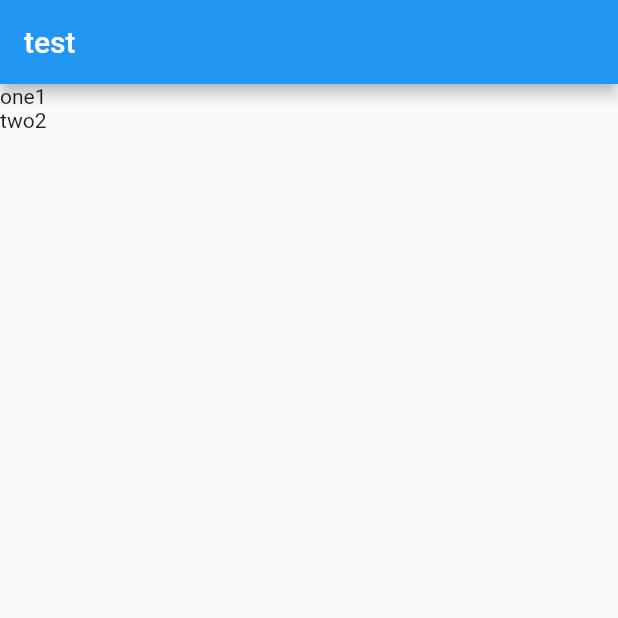
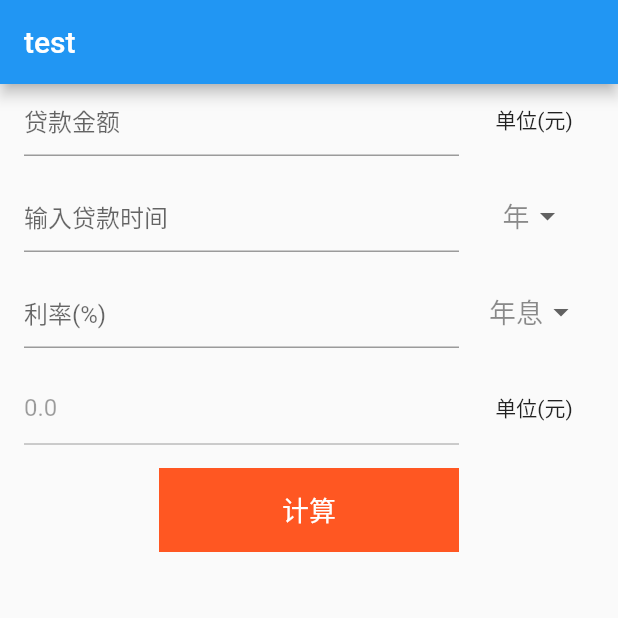
Before and after one commit to WTree/LoanCalculate, a Flutter app: the screen it shows after launch, on a phone screen of 412 x 824 dp, the top half of it. Run offline on Flutter 3.47's test engine with Material 2 defaults, Android fonts, the phone set to English and light mode, and no system bars; our stand-ins replace fluttertoast.

Commit message:
完成页面布局

```diff
--- /dev/null
+++ b/lib/utils/ToastUtils.dart
@@ -0,0 +1,14 @@
+import 'package:flutter/material.dart';
+import 'package:fluttertoast/fluttertoast.dart';
+
+showTaost(msg){
+  Fluttertoast.showToast(
+      msg: msg,
+      toastLength: Toast.LENGTH_SHORT,
+      gravity: ToastGravity.CENTER,
+      timeInSecForIos: 1,
+      backgroundColor: Colors.red,
+      textColor: Colors.white,
+      fontSize: 16.0
+  );
+}
--- /dev/null
+++ b/lib/view/date_drop_down.dart
@@ -0,0 +1,54 @@
+import 'package:flutter/material.dart';
+
+class DateDropDown extends StatefulWidget {
+  _DateDropDownState createState() => _DateDropDownState();
+}
+
+class _DateDropDownState extends State<DateDropDown> {
+  List<String> spinnerItems = ["年", "月", "日"];
+
+  String dropDownValue;
+
+  @override
+  void initState() {
+    super.initState();
+    dropDownValue = spinnerItems[0];
+  }
+
+  @override
+  Widget build(BuildContext context) {
+    // TODO: implement build
+
+    return Center(
+
+      child: Column(
+        children: <Widget>[
+          DropdownButton<String>(
+            value: dropDownValue,
+            icon: Icon(Icons.arrow_drop_down),
+            iconSize: 24,
+            elevation: 16,
+            style: TextStyle(color: Colors.black45, fontSize: 18),
+            underline: Container(
+              height: 0,
+            ),
+            onChanged: (String data) {
+              setState(() {
+                dropDownValue = data;
+              });
+            },
+            items: spinnerItems.map<DropdownMenuItem<String>>((String value) {
+              return DropdownMenuItem<String>(
+
+                  value: value, child: Text(value),
+
+              );
+
+            }).toList(),
+          ),
+        ],
+      ),
+    );
+
+  }
+}
--- a/lib/view/loan_page.dart
+++ b/lib/view/loan_page.dart
@@ -1,4 +1,7 @@
 import 'package:flutter/material.dart';
+import 'package:flutter/services.dart';
+import 'package:loan_calc/view/date_drop_down.dart';
+import 'package:loan_calc/view/rate_drop_down.dart';
 
 class LoanActivity extends StatelessWidget {
   @override
@@ -23,7 +26,19 @@ class MyLoadPage extends StatefulWidget {
   _MyLoadPageState createState() => _MyLoadPageState();
 }
 
+/*
+
+
+
+ */
+
 class _MyLoadPageState extends State<MyLoadPage> {
+  final TextEditingController _money_controller = new TextEditingController();
+  final TextEditingController _time_controller = new TextEditingController();
+  final TextEditingController _rate_controller = new TextEditingController();
+  bool isCanInputRateMomey = false;
+  double rateMoney = 0;
+
   @override
   Widget build(BuildContext context) {
     // TODO: implement build
@@ -33,23 +48,118 @@ class _MyLoadPageState extends State<MyLoadPage> {
         // the App.build method, and use it to set our appbar title.
         title: Text(widget.title),
       ),
-      body: LayoutBuilder(
-        builder: (BuildContext context, BoxConstraints viewportConstraints) {
-          return SingleChildScrollView(
-            child: ConstrainedBox(
-              constraints:
-              BoxConstraints(minHeight: viewportConstraints.maxHeight),
-              child: IntrinsicHeight(
-                child: Column(
-                  children: <Widget>[
-                    Text("one1"),
+      body: Container(
+        margin: EdgeInsets.only(left: 16, right: 16),
+        child: Column(
+            mainAxisAlignment: MainAxisAlignment.start,
+            children: <Widget>[
+              SizedBox(
+                  height: 48,
+                  child: Row(
+                    children: <Widget>[
+                      Expanded(
+                        child: TextField(
+                          obscureText: false,
+                          //是否是密码
+                          controller: _money_controller,
+                          keyboardType: TextInputType.number,
+                          //数字输入
 
-                    Text("two2")],
-                ),
+//                          inputFormatters:[WhitelistingTextInputFormatter.digitsOnly] ,
+                          decoration: InputDecoration(hintText: "贷款金额"),
+                        ),
+                      ),
+                      SizedBox(width: 10),
+                      SizedBox(width: 80, child: Center(child: Text("单位(元)")))
+                    ],
+                  )),
+              SizedBox(height: 16),
+              SizedBox(
+                  height: 48,
+                  child: Row(
+                    children: <Widget>[
+                      Expanded(
+                        child: TextField(
+                          obscureText: false,
+                          //是否是密码
+                          controller: _time_controller,
+                          keyboardType: TextInputType.number,
+                          //数字输入
+
+//                          inputFormatters:[WhitelistingTextInputFormatter.digitsOnly] ,
+                          decoration: InputDecoration(hintText: "输入贷款时间"),
+                        ),
+                      ),
+                      SizedBox(width: 10),
+                      SizedBox(width: 80, child: DateDropDown())
+                    ],
+                  )),
+              SizedBox(height: 16),
+              SizedBox(
+                  height: 48,
+                  child: Row(
+                    children: <Widget>[
+                      Expanded(
+                        child: TextField(
+                          obscureText: false,
+                          //是否是密码
+                          controller: _rate_controller,
+                          keyboardType: TextInputType.number,
+                          //数字输入
+
+//                          inputFormatters:[WhitelistingTextInputFormatter.digitsOnly] ,
+                          decoration: InputDecoration(hintText: "利率(%)"),
+                        ),
+                      ),
+                      SizedBox(width: 10),
+                      SizedBox(width: 80, child: RateDropDown()),
+                    ],
+                  )),
+              SizedBox(height: 16),
+              GestureDetector(
+                child: SizedBox(
+                    height: 48,
+                    child: Row(
+                      children: <Widget>[
+                        Expanded(
+                          child: TextField(
+                            obscureText: false,
+                            //是否是密码
+
+                            keyboardType: TextInputType.number,
+                            //数字输入
+                            enabled: isCanInputRateMomey,
+
+//                          inputFormatters:[WhitelistingTextInputFormatter.digitsOnly] ,
+                            decoration: InputDecoration(
+                                hintText: "利息", labelText: "$rateMoney"),
+                          ),
+                        ),
+                        SizedBox(width: 10),
+                        SizedBox(width: 80, child: Center(child: Text("单位(元)")))
+                      ],
+                    )),
+                onLongPress: () {
+                  print(("长按事件"));
+                  setState(() {
+                    isCanInputRateMomey = true;
+                  });
+                },
               ),
-            ),
-          );
-        },
+              SizedBox(height: 16),
+              Container(
+                  color: Colors.deepOrange,
+                  child: SizedBox(
+                    width: 200,
+                    height: 56,
+                    child: Align(
+                        alignment: Alignment.center,
+                        child: Text(
+                          "计算",
+                          style: TextStyle(fontSize: 18, color: Colors.white),
+                        )),
+                  ))
+            ]),
       ),
     );
   }
--- /dev/null
+++ b/lib/view/rate_drop_down.dart
@@ -0,0 +1,54 @@
+import 'package:flutter/material.dart';
+
+class RateDropDown extends StatefulWidget {
+  _RateDropDownState createState() => _RateDropDownState();
+}
+
+class _RateDropDownState extends State<RateDropDown> {
+  List<String> spinnerItems = ["年息", "月息", "日息"];
+
+  String dropDownValue;
+
+  @override
+  void initState() {
+    super.initState();
+    dropDownValue = spinnerItems[0];
+  }
+
+  @override
+  Widget build(BuildContext context) {
+    // TODO: implement build
+
+    return Center(
+
+      child: Column(
+        children: <Widget>[
+          DropdownButton<String>(
+            value: dropDownValue,
+            icon: Icon(Icons.arrow_drop_down),
+            iconSize: 24,
+            elevation: 16,
+            style: TextStyle(color: Colors.black45, fontSize: 18),
+            underline: Container(
+              height: 0,
+            ),
+            onChanged: (String data) {
+              setState(() {
+                dropDownValue = data;
+              });
+            },
+            items: spinnerItems.map<DropdownMenuItem<String>>((String value) {
+              return DropdownMenuItem<String>(
+
+                  value: value, child: Text(value),
+
+              );
+
+            }).toList(),
+          ),
+        ],
+      ),
+    );
+
+  }
+}
--- a/pubspec.yaml
+++ b/pubspec.yaml
@@ -17,6 +17,7 @@ environment:
   sdk: ">=2.1.0 <3.0.0"
 
 dependencies:
+  fluttertoast: ^3.1.3
   flutter:
     sdk: flutter
 
```
Also changed, not shown: lib/utils/calc.dart (added), pubspec.lock, 3 other files.
